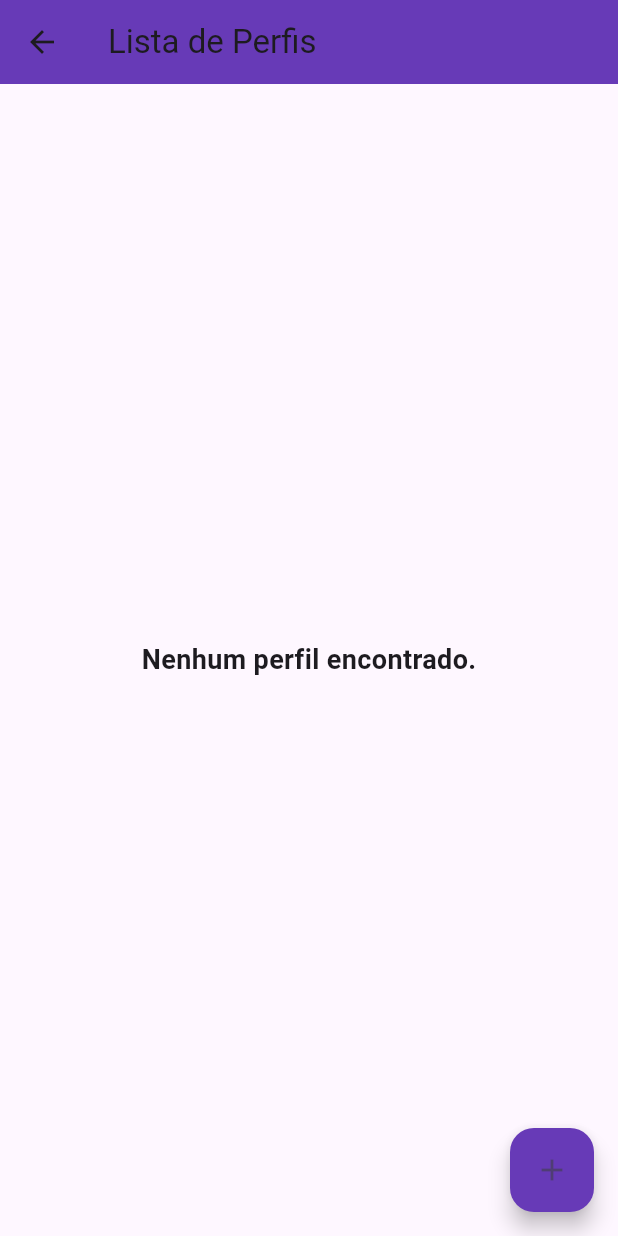
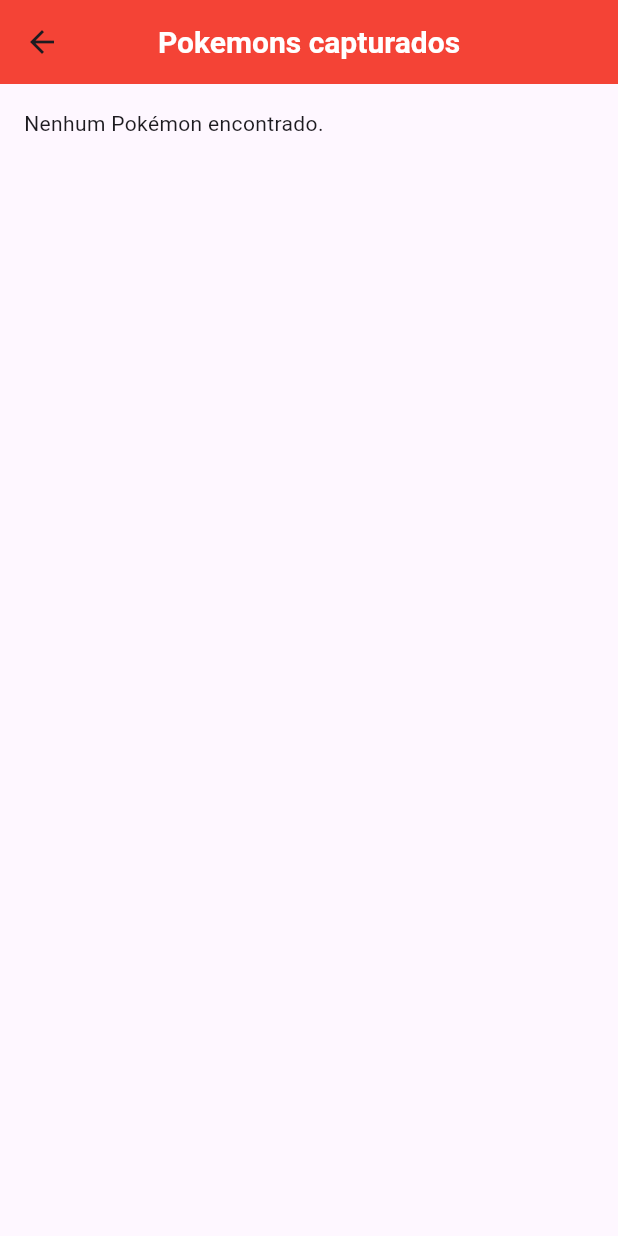
Before and after one commit to WeulerSoares/pokedex_flutter, a Flutter app: the screen it shows after launch, in the side drawer, after a tap on "Perfil", on a phone screen of 412 x 824 dp. Run offline on Flutter 3.47's test engine with Material 2 defaults, Android fonts, the phone set to English and light mode, and no system bars; our stand-ins replace firebase_core; accounts and stored records are empty; network calls fail.

Commit message:
Tela de cards de Pokemons

```diff
--- /dev/null
+++ b/pokedex_flutter/lib/app/pages/Profile/team_page.dart
@@ -0,0 +1,181 @@
+import 'package:cloud_firestore/cloud_firestore.dart';
+import 'package:flutter/material.dart';
+import '../../data/http/http_client.dart';
+import '../../data/models/repositories/pokemon_repository.dart';
+import '../home/stores/pokemon_store.dart';
+
+class TeamPage extends StatefulWidget {
+  @override
+  _TeamPageState createState() => _TeamPageState();
+}
+
+class _TeamPageState extends State<TeamPage> {
+  final PokemonStore store = PokemonStore(
+    repository: PokemonRepository(
+      client: HttpClient(),
+    ),
+  );
+
+  late Future<List<Pokemon>> _pokemonData;
+  FirebaseFirestore db = FirebaseFirestore.instance;
+
+  @override
+  void initState() {
+    super.initState();
+    _pokemonData = _getPokemonData();
+  }
+
+  @override
+  Widget build(BuildContext context) {
+    return Scaffold(
+      appBar: AppBar(
+        title: Text(
+          'Pokemons capturados',
+          style: TextStyle(
+            color: Colors.white,
+            fontWeight: FontWeight.bold,
+            fontSize: 20.0,
+          ),
+        ),
+        centerTitle: true,
+        backgroundColor: Colors.red,
+      ),
+      body: Padding(
+        padding: const EdgeInsets.all(16.0),
+        child: FutureBuilder<List<Pokemon>>(
+          future: _pokemonData,
+          builder: (context, snapshot) {
+            if (snapshot.connectionState == ConnectionState.waiting) {
+              return CircularProgressIndicator();
+            } else if (snapshot.hasError) {
+              return Text('Erro: ${snapshot.error}');
+            } else if (!snapshot.hasData || snapshot.data!.isEmpty) {
+              return Text('Nenhum Pokémon encontrado.');
+            } else {
+              return Expanded(
+                child: ListView(
+                  children: snapshot.data!.asMap().entries.map((entry) {
+                    final int index = entry.key;
+                    final Pokemon pokemon = entry.value;
+                    return Container(
+                      height: 120.0,
+                      margin: EdgeInsets.only(
+                          bottom:
+                              index == snapshot.data!.length - 1 ? 0.0 : 8.0),
+                      child: PokemonCard(pokemon: pokemon),
+                    );
+                  }).toList(),
+                ),
+              );
+            }
+          },
+        ),
+      ),
+    );
+  }
+}
+
+Future<List<Pokemon>> _getPokemonData() async {
+  try {
+    print('Iniciando recuperação de dados do Firestore...');
+    // Substitua '/Pokemons' pelo caminho específico do seu banco de dados Firebase
+    QuerySnapshot<Map<String, dynamic>> snapshot =
+        await FirebaseFirestore.instance.collection('Pokemons').get();
+
+    print('Dados do Firestore obtidos com sucesso.');
+
+    List<Pokemon> pokemonList =
+        snapshot.docs.map((QueryDocumentSnapshot<Map<String, dynamic>> doc) {
+      Map<String, dynamic> data = doc.data();
+      return Pokemon(
+        id: data['id'] ?? '',
+        name: data['name'] ?? '',
+        height: data['height'] ?? '',
+        weight: data['weight'] ?? '',
+        type: data['type'] ?? '',
+        imageUrl: data['imageUrl'] ?? '',
+      );
+    }).toList();
+
+    print('Lista de Pokémon criada com ${pokemonList.length} itens.');
+
+    return pokemonList;
+  } catch (e) {
+    print('Erro ao obter dados do Firestore: $e');
+    return []; // Retorna uma lista vazia em caso de erro
+  }
+}
+
+class Pokemon {
+  String id;
+  String name;
+  String type;
+  String height;
+  String weight;
+  String imageUrl;
+
+  Pokemon(
+      {required this.id,
+      required this.name,
+      required this.type,
+      required this.weight,
+      required this.height,
+      required this.imageUrl});
+}
+
+class PokemonCard extends StatelessWidget {
+  final Pokemon pokemon;
+
+  PokemonCard({required this.pokemon});
+
+  @override
+  Widget build(BuildContext context) {
+    return Card(
+      elevation: 4.0,
+      color: Colors.white,
+      child: Row(
+        crossAxisAlignment: CrossAxisAlignment.start,
+        children: [
+          Expanded(
+            child: Padding(
+              padding: const EdgeInsets.all(8.0),
+              child: Column(
+                crossAxisAlignment: CrossAxisAlignment.start,
+                children: [
+                  Text(
+                    'Nome: ${pokemon.name}',
+                    style:
+                        TextStyle(fontSize: 16.0, fontWeight: FontWeight.bold),
+                  ),
+                  SizedBox(height: 4.0),
+                  Text(
+                    'Altura: ${pokemon.height} m',
+                    style: TextStyle(fontSize: 14.0),
+                  ),
+                  SizedBox(height: 4.0),
+                  Text(
+                    'Peso: ${pokemon.weight} kg',
+                    style: TextStyle(fontSize: 14.0),
+                  ),
+                  SizedBox(height: 4.0),
+                  Text(
+                    'Tipo: ${pokemon.type}',
+                    style: TextStyle(fontSize: 14.0),
+                  ),
+                ],
+              ),
+            ),
+          ),
+          Container(
+            width: 100.0,
+            height: 100.0,
+            child: Image.network(
+              pokemon.imageUrl,
+              fit: BoxFit.cover,
+            ),
+          ),
+        ],
+      ),
+    );
+  }
+}
--- a/pokedex_flutter/lib/app/pages/home/home_page.dart
+++ b/pokedex_flutter/lib/app/pages/home/home_page.dart
@@ -1,9 +1,8 @@
-import 'dart:js_interop';
-
+// import 'dart:js_interop';
 import 'package:flutter/material.dart';
 import 'package:pokedex_flutter/app/data/http/http_client.dart';
 import 'package:pokedex_flutter/app/data/models/repositories/pokemon_repository.dart';
-import 'package:pokedex_flutter/app/pages/Profile/profile_page.dart';
+import 'package:pokedex_flutter/app/pages/Profile/team_page.dart';
 import 'package:pokedex_flutter/app/pages/home/stores/pokemon_store.dart';
 
 class HomePage extends StatefulWidget {
@@ -14,7 +13,6 @@ class HomePage extends StatefulWidget {
 }
 
 class _HomePageState extends State<HomePage> {
-
   final PokemonStore store = PokemonStore(
     repository: PokemonRepository(
       client: HttpClient(),
@@ -24,7 +22,7 @@ class _HomePageState extends State<HomePage> {
   @override
   void initState() {
     super.initState();
-    store.getPokemon('1');
+    store.getPokemon('25');
   }
 
   @override
@@ -72,7 +70,7 @@ class _HomePageState extends State<HomePage> {
                 Navigator.push(
                   context,
                   MaterialPageRoute(
-                    builder: (context) => ProfilePage(),
+                    builder: (context) => TeamPage(),
                   ),
                 );
               },
@@ -105,26 +103,27 @@ class _HomePageState extends State<HomePage> {
             );
           }
 
-          if (store.state.value.isNull) {
-            return const Center(
-              child: Text(
-                'Nenhum pokemon encontrado',
-                style: TextStyle(
-                  color: Colors.black54,
-                  fontWeight: FontWeight.w600,
-                  fontSize: 20,
-                ),
-                textAlign: TextAlign.center,
-              ),
-            );
-          } else {
+          // if (store.state.value.isUndefined) {
+          //   return const Center(
+          //     child: Text(
+          //       'Nenhum pokemon encontrado',
+          //       style: TextStyle(
+          //         color: Colors.black54,
+          //         fontWeight: FontWeight.w600,
+          //         fontSize: 20,
+          //       ),
+          //       textAlign: TextAlign.center,
+          //     ),
+          //   );
+          // }
+          else {
             final item = store.state.value;
 
             return Column(
               children: [
                 ClipRRect(
                   child: Image.network(
-                    item!.sprites.values.firstOrNull,
+                    item!.sprites.values.elementAt(4),
                     fit: BoxFit.cover,
                   ),
                 ),
```
Also changed, not shown: pokedex_flutter/lib/app/pages/Profile/profile_page.dart (deleted, +0 -287 lines).
